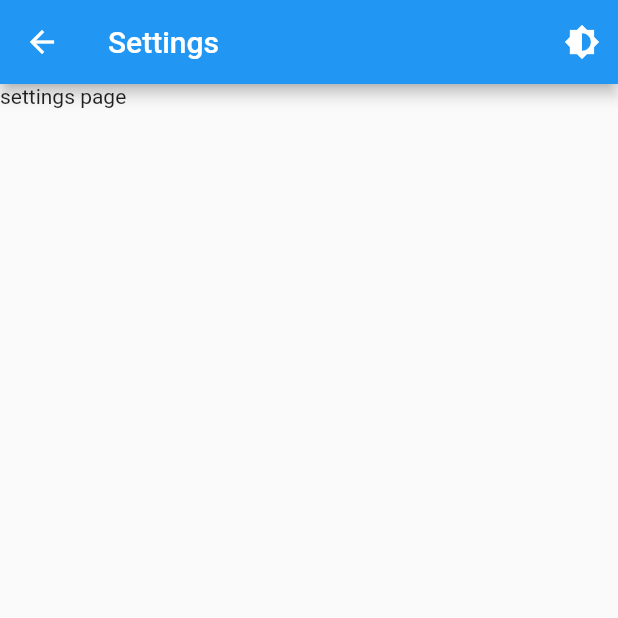
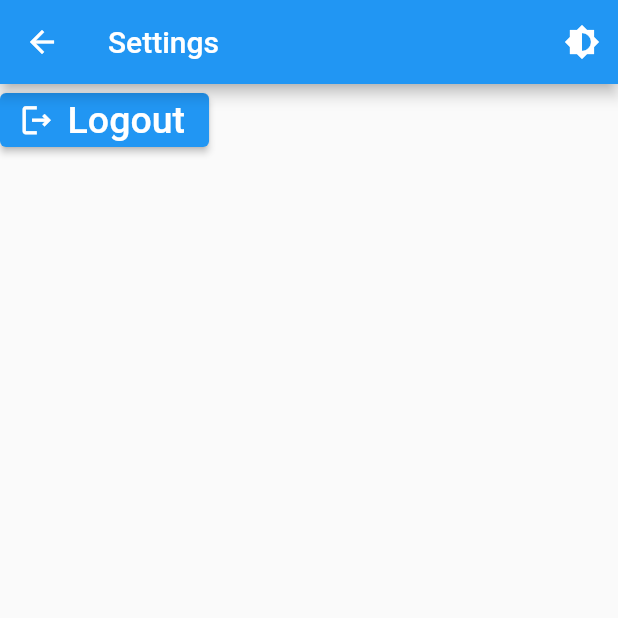
Before and after one commit to sabin149/flutter-assigment, a Flutter app: the Settings screen opened by its route, on a phone screen of 412 x 824 dp, the top half of it. Run offline on Flutter 3.47's test engine with Material 2 defaults, Android fonts, the phone set to English and light mode, and no system bars; our stand-ins replace form_field_validator, motion_toast, shared_preferences; accounts and stored records are empty.

```diff
--- a/lib/main.dart
+++ b/lib/main.dart
@@ -5,10 +5,15 @@ import 'package:frontend/pages/search.dart';
 import 'package:frontend/pages/settings.dart';
 import 'package:frontend/pages/upload.dart';
 import '/pages/login.dart';
+import 'http/httpuser.dart';
 import 'pages/bottom_navbar.dart';
 import 'package:provider/provider.dart';
 import './theme.dart';
 import 'package:shared_preferences/shared_preferences.dart';
+
+
+  String mytoken = HttpConnectUser.token;
+
 
 void main() {
   WidgetsFlutterBinding.ensureInitialized();
@@ -37,7 +42,9 @@ class MyApp extends StatelessWidget {
           title: 'Social Media App',
           theme: value.getTheme(),
 
-          initialRoute:'/',
+          initialRoute:'/login',
+          // initialRoute: mytoken==" "? '/login' : '/',
+
           routes: {
 
             '/': (context) => const BottomNavigationbar(),
--- a/lib/pages/home/home.dart
+++ b/lib/pages/home/home.dart
@@ -9,14 +9,14 @@ class Home extends StatefulWidget {
 }
 
 class _HomeState extends State<Home> {
-
   @override
   Widget build(BuildContext context) {
     return Scaffold(
       appBar: AppBar(
         title: const Text('Post Information'),
       ),
-      body:Text("home"),
+      body: const Text("Home Page"),
+
   );
 }
 }
--- a/lib/pages/settings.dart
+++ b/lib/pages/settings.dart
@@ -1,5 +1,4 @@
 import 'package:flutter/material.dart';
-import 'package:motion_toast/motion_toast.dart';
 import "package:provider/provider.dart";
 import '../theme.dart';
 
@@ -11,7 +10,7 @@ class Settings extends StatefulWidget {
 }
 
 class _SettingsState extends State<Settings> {
-
+  final _formkey = GlobalKey<FormState>();
   @override
   Widget build(BuildContext context) {
     return Scaffold(
@@ -20,14 +19,35 @@ class _SettingsState extends State<Settings> {
         actions: [
           IconButton(
             icon: const Icon(Icons.brightness_6),
-            // color: Colors.white,
             onPressed: () {
               Provider.of<ThemeProvider>(context, listen: false).swapTheme();
             },
           )
         ],
       ),
-      body: Text("settings page")
+      body: Form(
+        key: _formkey,
+        child: Column(
+          children: [
+            ElevatedButton.icon(
+               onPressed: ()  {
+
+
+                },
+              icon: const Icon(
+                Icons.logout_outlined,
+                size: 25,
+              ),
+              label: const Text(
+                "Logout",
+                style: TextStyle(
+                  fontSize: 25,
+                ),
+              ),
+            ),
+          ],
+        ),
+      ),
     );
   }
 }
--- a/pubspec.yaml
+++ b/pubspec.yaml
@@ -34,6 +34,7 @@ dependencies:
 
   # The following adds the Cupertino Icons font to your application.
   # Use with the CupertinoIcons class for iOS style icons.
+  cupertino_icons: ^1.0.2
   shared_preferences: ^2.0.13
   provider: ^6.0.2
   http: ^0.13.4
```
Also changed, not shown: lib/http/httpuser.dart (added, +74 -0 lines), lib/model/user_model.dart (added, +7 -0 lines), lib/pages/login.dart (+9 -1 lines), lib/pages/register.dart (+25 -5 lines), lib/response/user_resp.dart (added, +20 -0 lines), lib/theme.dart (line endings or trailing spaces), pubspec.lock.
